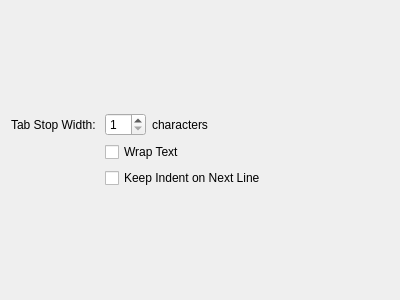
This is options/editoroptionswidget.ui in PonyEdit/PonyEdit as Qt 5 draws it before an edit. The edited form follows.
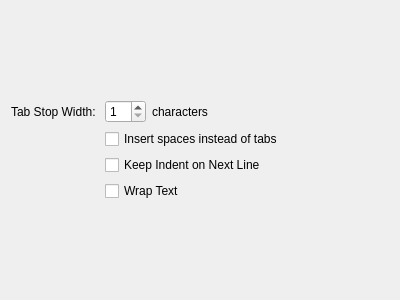
This is the edited form.

Commit message: I am saddened to say that I needed this feature: Option to insert spaces instead of tabs

```diff
--- a/options/editoroptionswidget.ui
+++ b/options/editoroptionswidget.ui
@@ -21,14 +21,14 @@
      </property>
     </widget>
    </item>
-   <item row="2" column="1" colspan="3">
+   <item row="4" column="1" colspan="3">
     <widget class="QCheckBox" name="wordWrap">
      <property name="text">
       <string>Wrap Text</string>
      </property>
     </widget>
    </item>
-   <item row="4" column="1">
+   <item row="6" column="1">
     <spacer name="verticalSpacer">
      <property name="orientation">
       <enum>Qt::Vertical</enum>
@@ -91,6 +91,13 @@
      </property>
     </widget>
    </item>
+   <item row="2" column="1" colspan="3">
+    <widget class="QCheckBox" name="indentSpaces">
+     <property name="text">
+      <string>Insert spaces instead of tabs</string>
+     </property>
+    </widget>
+   </item>
   </layout>
  </widget>
  <resources/>
```
The commit also changes 4 other files.
